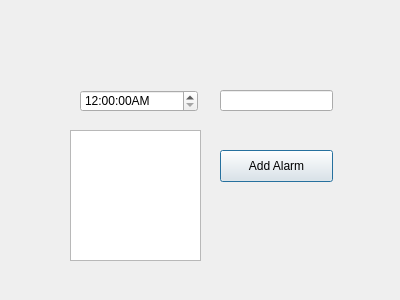
Enotik98/Lab_2, file element_alarm.ui: the form before one commit.
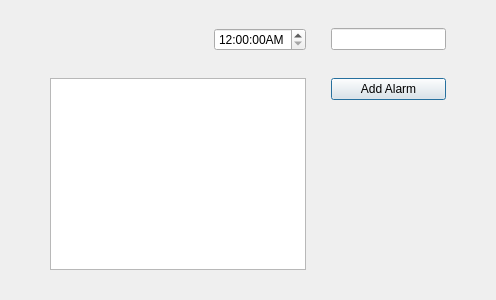
The form after the commit.

Diff of the .ui file:
```diff
--- a/element_alarm.ui
+++ b/element_alarm.ui
@@ -6,22 +6,31 @@
    <rect>
     <x>0</x>
     <y>0</y>
-    <width>400</width>
+    <width>496</width>
     <height>300</height>
    </rect>
   </property>
   <property name="windowTitle">
    <string>Dialog</string>
   </property>
+  <layout class="QFormLayout" name="formLayout">
+   <property name="labelAlignment">
+    <set>Qt::AlignRight|Qt::AlignTrailing|Qt::AlignVCenter</set>
+   </property>
+   <property name="horizontalSpacing">
+    <number>25</number>
+   </property>
+   <property name="verticalSpacing">
+    <number>10</number>
+   </property>
+   <property name="leftMargin">
+    <number>50</number>
+   </property>
+   <property name="rightMargin">
+    <number>50</number>
+   </property>
+   <item row="0" column="0">
   <widget class="QTimeEdit" name="timeEdit">
-   <property name="geometry">
-    <rect>
-     <x>80</x>
-     <y>90</y>
-     <width>118</width>
-     <height>22</height>
-    </rect>
-   </property>
    <property name="sizePolicy">
     <sizepolicy hsizetype="Preferred" vsizetype="Preferred">
      <horstretch>0</horstretch>
@@ -32,39 +41,21 @@
     <string>h:mm:ssAP</string>
    </property>
   </widget>
-  <widget class="QLineEdit" name="NameEdit">
-   <property name="geometry">
-    <rect>
-     <x>220</x>
-     <y>90</y>
-     <width>113</width>
-     <height>21</height>
-    </rect>
-   </property>
-  </widget>
+   </item>
+   <item row="0" column="1">
+    <widget class="QLineEdit" name="NameEdit"/>
+   </item>
+   <item row="1" column="0">
+    <widget class="QListWidget" name="WeekDay"/>
+   </item>
+   <item row="1" column="1">
   <widget class="QPushButton" name="set_time_alarm">
-   <property name="geometry">
-    <rect>
-     <x>220</x>
-     <y>150</y>
-     <width>113</width>
-     <height>32</height>
-    </rect>
-   </property>
    <property name="text">
     <string>Add Alarm</string>
    </property>
   </widget>
-  <widget class="QListWidget" name="WeekDay">
-   <property name="geometry">
-    <rect>
-     <x>70</x>
-     <y>130</y>
-     <width>131</width>
-     <height>131</height>
-    </rect>
-   </property>
-  </widget>
+   </item>
+  </layout>
  </widget>
  <resources/>
  <connections/>
```
Lines whose indentation alone changed are shown as unchanged.
